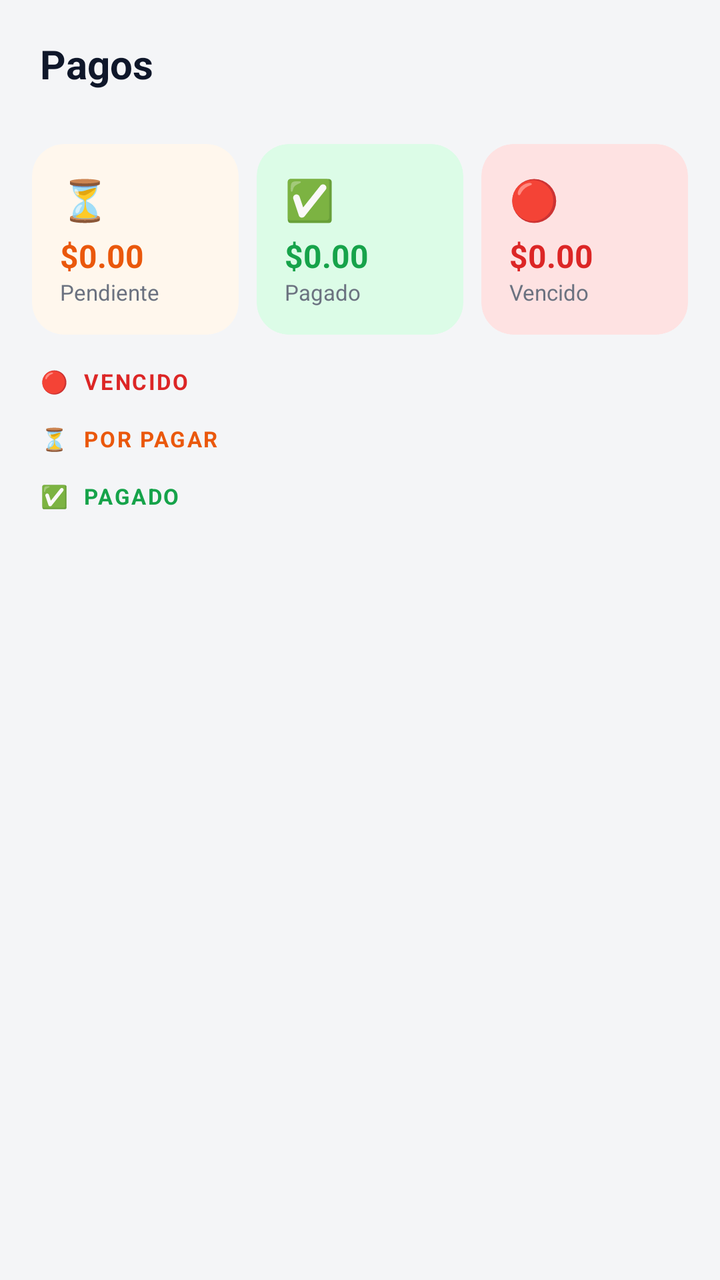
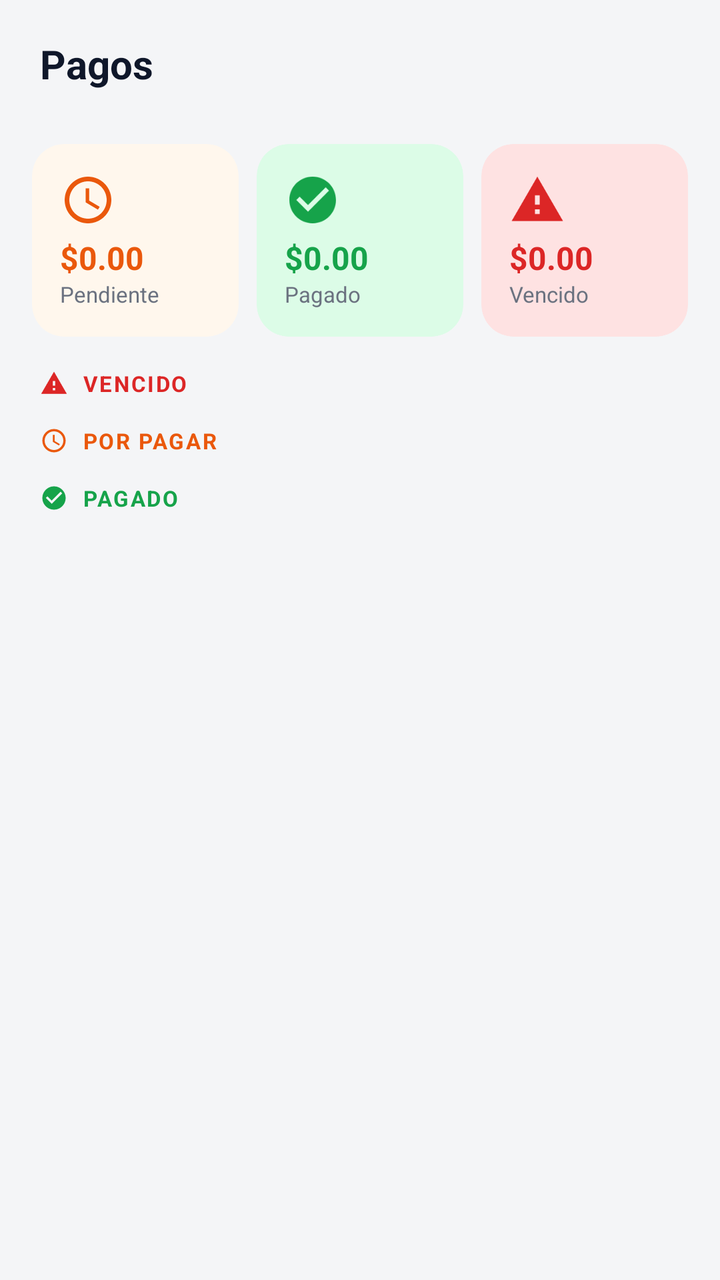

Two renders of the same Android screen: before a commit and after it. Below are the layout's source before the change and the commit's diff.
<!-- AndroidManifest.xml: application theme Theme.SubManager -->
<!-- res/layout/fragment_alertas.xml -->
<?xml version="1.0" encoding="utf-8"?>
<androidx.coordinatorlayout.widget.CoordinatorLayout
    xmlns:android="http://schemas.android.com/apk/res/android"
    xmlns:app="http://schemas.android.com/apk/res-auto"
    android:layout_width="match_parent"
    android:layout_height="match_parent"
    android:background="@color/background">

    
    <com.google.android.material.appbar.AppBarLayout
        android:id="@+id/appBarLayout"
        android:layout_width="match_parent"
        android:layout_height="wrap_content"
        android:background="@color/background"
        app:elevation="0dp">

        <androidx.appcompat.widget.Toolbar
            android:id="@+id/toolbarAlertas"
            android:layout_width="match_parent"
            android:layout_height="?attr/actionBarSize"
            android:background="@color/background"
            app:contentInsetStart="20dp">

            <TextView
                android:layout_width="wrap_content"
                android:layout_height="wrap_content"
                android:text="@string/nav_payments"
                android:textColor="@color/text_primary"
                android:textSize="20sp"
                android:textStyle="bold" />

        </androidx.appcompat.widget.Toolbar>
    </com.google.android.material.appbar.AppBarLayout>

    
    <androidx.core.widget.NestedScrollView
        android:layout_width="match_parent"
        android:layout_height="match_parent"
        android:overScrollMode="never"
        android:paddingBottom="90dp"
        android:clipToPadding="false"
        app:layout_behavior="@string/appbar_scrolling_view_behavior">

        <LinearLayout
            android:layout_width="match_parent"
            android:layout_height="wrap_content"
            android:orientation="vertical">

            
            <LinearLayout
                android:layout_width="match_parent"
                android:layout_height="wrap_content"
                android:orientation="horizontal"
                android:paddingHorizontal="16dp"
                android:paddingTop="8dp"
                android:paddingBottom="16dp">

                
                <androidx.cardview.widget.CardView
                    android:layout_width="0dp"
                    android:layout_height="wrap_content"
                    android:layout_weight="1"
                    android:layout_marginEnd="6dp"
                    app:cardCornerRadius="16dp"
                    app:cardElevation="0dp"
                    app:cardBackgroundColor="#FFF7ED">

                    <LinearLayout
                        android:layout_width="match_parent"
                        android:layout_height="wrap_content"
                        android:orientation="vertical"
                        android:padding="14dp">

                        <TextView
                            android:layout_width="wrap_content"
                            android:layout_height="wrap_content"
                            android:text="⏳"
                            android:textSize="20sp" />

                        <TextView
                            android:id="@+id/tvTotalPendiente"
                            android:layout_width="wrap_content"
                            android:layout_height="wrap_content"
                            android:text="$0.00"
                            android:textColor="#EA580C"
                            android:textSize="16sp"
                            android:textStyle="bold"
                            android:layout_marginTop="4dp" />

                        <TextView
                            android:layout_width="wrap_content"
                            android:layout_height="wrap_content"
                            android:text="@string/status_pending"
                            android:textColor="@color/text_muted"
                            android:textSize="11sp" />
                    </LinearLayout>
                </androidx.cardview.widget.CardView>

                
                <androidx.cardview.widget.CardView
                    android:layout_width="0dp"
                    android:layout_height="wrap_content"
                    android:layout_weight="1"
                    android:layout_marginHorizontal="3dp"
                    app:cardCornerRadius="16dp"
                    app:cardElevation="0dp"
                    app:cardBackgroundColor="@color/success_bg">

                    <LinearLayout
                        android:layout_width="match_parent"
                        android:layout_height="wrap_content"
                        android:orientation="vertical"
                        android:padding="14dp">

                        <TextView
                            android:layout_width="wrap_content"
                            android:layout_height="wrap_content"
                            android:text="✅"
                            android:textSize="20sp" />

                        <TextView
                            android:id="@+id/tvTotalPagado"
                            android:layout_width="wrap_content"
                            android:layout_height="wrap_content"
                            android:text="$0.00"
                            android:textColor="@color/success"
                            android:textSize="16sp"
                            android:textStyle="bold"
                            android:layout_marginTop="4dp" />

                        <TextView
                            android:layout_width="wrap_content"
                            android:layout_height="wrap_content"
                            android:text="@string/status_paid"
                            android:textColor="@color/text_muted"
                            android:textSize="11sp" />
                    </LinearLayout>
                </androidx.cardview.widget.CardView>

                
                <androidx.cardview.widget.CardView
                    android:layout_width="0dp"
                    android:layout_height="wrap_content"
                    android:layout_weight="1"
                    android:layout_marginStart="6dp"
                    app:cardCornerRadius="16dp"
                    app:cardElevation="0dp"
                    app:cardBackgroundColor="@color/error_bg">

                    <LinearLayout
                        android:layout_width="match_parent"
                        android:layout_height="wrap_content"
                        android:orientation="vertical"
                        android:padding="14dp">

                        <TextView
                            android:layout_width="wrap_content"
                            android:layout_height="wrap_content"
                            android:text="🔴"
                            android:textSize="20sp" />

                        <TextView
                            android:id="@+id/tvTotalVencido"
                            android:layout_width="wrap_content"
                            android:layout_height="wrap_content"
                            android:text="$0.00"
                            android:textColor="@color/error"
                            android:textSize="16sp"
                            android:textStyle="bold"
                            android:layout_marginTop="4dp" />

                        <TextView
                            android:layout_width="wrap_content"
                            android:layout_height="wrap_content"
                            android:text="@string/status_overdue"
                            android:textColor="@color/text_muted"
                            android:textSize="11sp" />
                    </LinearLayout>
                </androidx.cardview.widget.CardView>

            </LinearLayout>

            
            <LinearLayout
                android:id="@+id/sectionVencido"
                android:layout_width="match_parent"
                android:layout_height="wrap_content"
                android:orientation="vertical"
                android:layout_marginBottom="8dp">

                <TextView
                    android:layout_width="match_parent"
                    android:layout_height="wrap_content"
                    android:text="🔴  VENCIDO"
                    android:textColor="@color/error"
                    android:textSize="11sp"
                    android:textStyle="bold"
                    android:letterSpacing="0.08"
                    android:paddingHorizontal="20dp"
                    android:paddingBottom="6dp" />

                <androidx.cardview.widget.CardView
                    android:layout_width="match_parent"
                    android:layout_height="wrap_content"
                    android:layout_marginHorizontal="16dp"
                    app:cardCornerRadius="16dp"
                    app:cardElevation="1dp"
                    app:cardBackgroundColor="@color/surface">

                    <androidx.recyclerview.widget.RecyclerView
                        android:id="@+id/rvVencido"
                        android:layout_width="match_parent"
                        android:layout_height="wrap_content"
                        android:nestedScrollingEnabled="false"
                        android:overScrollMode="never" />

                </androidx.cardview.widget.CardView>
            </LinearLayout>

            
            <LinearLayout
                android:id="@+id/sectionPendiente"
                android:layout_width="match_parent"
                android:layout_height="wrap_content"
                android:orientation="vertical"
                android:layout_marginBottom="8dp">

                <TextView
                    android:layout_width="match_parent"
                    android:layout_height="wrap_content"
                    android:text="⏳  POR PAGAR"
                    android:textColor="#EA580C"
                    android:textSize="11sp"
                    android:textStyle="bold"
                    android:letterSpacing="0.08"
                    android:paddingHorizontal="20dp"
                    android:paddingBottom="6dp" />

                <androidx.cardview.widget.CardView
                    android:layout_width="match_parent"
                    android:layout_height="wrap_content"
                    android:layout_marginHorizontal="16dp"
                    app:cardCornerRadius="16dp"
                    app:cardElevation="1dp"
                    app:cardBackgroundColor="@color/surface">

                    <androidx.recyclerview.widget.RecyclerView
                        android:id="@+id/rvPendiente"
                        android:layout_width="match_parent"
                        android:layout_height="wrap_content"
                        android:nestedScrollingEnabled="false"
                        android:overScrollMode="never" />

                </androidx.cardview.widget.CardView>
            </LinearLayout>

            
            <LinearLayout
                android:id="@+id/sectionPagado"
                android:layout_width="match_parent"
                android:layout_height="wrap_content"
                android:orientation="vertical"
                android:layout_marginBottom="8dp">

                <TextView
                    android:layout_width="match_parent"
                    android:layout_height="wrap_content"
                    android:text="✅  PAGADO"
                    android:textColor="@color/success"
                    android:textSize="11sp"
                    android:textStyle="bold"
                    android:letterSpacing="0.08"
                    android:paddingHorizontal="20dp"
                    android:paddingBottom="6dp" />

                <androidx.cardview.widget.CardView
                    android:layout_width="match_parent"
                    android:layout_height="wrap_content"
                    android:layout_marginHorizontal="16dp"
                    app:cardCornerRadius="16dp"
                    app:cardElevation="1dp"
                    app:cardBackgroundColor="@color/surface">

                    <androidx.recyclerview.widget.RecyclerView
                        android:id="@+id/rvPagado"
                        android:layout_width="match_parent"
                        android:layout_height="wrap_content"
                        android:nestedScrollingEnabled="false"
                        android:overScrollMode="never" />

                </androidx.cardview.widget.CardView>
            </LinearLayout>

            
            <LinearLayout
                android:id="@+id/emptyStateAlertas"
                android:layout_width="match_parent"
                android:layout_height="wrap_content"
                android:orientation="vertical"
                android:gravity="center"
                android:padding="40dp"
                android:visibility="gone">

                <TextView
                    android:layout_width="wrap_content"
                    android:layout_height="wrap_content"
                    android:text="🎉"
                    android:textSize="56sp"
                    android:gravity="center" />

                <TextView
                    android:layout_width="wrap_content"
                    android:layout_height="wrap_content"
                    android:text="@string/empty_payments_title"
                    android:textColor="@color/text_primary"
                    android:textSize="18sp"
                    android:textStyle="bold"
                    android:gravity="center"
                    android:layout_marginTop="16dp" />

                <TextView
                    android:layout_width="wrap_content"
                    android:layout_height="wrap_content"
                    android:text="@string/empty_payments_body"
                    android:textColor="@color/text_muted"
                    android:textSize="13sp"
                    android:gravity="center"
                    android:layout_marginTop="8dp" />

            </LinearLayout>

        </LinearLayout>
    </androidx.core.widget.NestedScrollView>

</androidx.coordinatorlayout.widget.CoordinatorLayout>
<!-- resources referenced by this layout -->
<resources>
  <color name="background">#F4F5F7</color>
  <color name="error">#DC2626</color>
  <color name="error_bg">#FEE2E2</color>
  <color name="success">#16A34A</color>
  <color name="success_bg">#DCFCE7</color>
  <color name="surface">#FFFFFF</color>
  <color name="text_muted">#6B7280</color>
  <color name="text_primary">#0F172A</color>
  <string name="empty_payments_body">¡Estás al día! No tienes pagos pendientes este mes. 🎉</string>
  <string name="empty_payments_title">No hay pagos pendientes</string>
  <string name="nav_payments">Pagos</string>
  <string name="status_overdue">Vencido</string>
  <string name="status_paid">Pagado</string>
  <string name="status_pending">Pendiente</string>
  <style name="Theme.SubManager" parent="Base.Theme.SubManager" />
  <style name="Base.Theme.SubManager" parent="Theme.Material3.DayNight.NoActionBar">
          <item name="colorPrimary">@color/primary</item>
          <item name="colorPrimaryVariant">@color/primary_dark</item>
          <item name="colorOnPrimary">@color/text_on_primary</item>
          <item name="colorSecondary">@color/accent_purple</item>
          <item name="colorSecondaryVariant">@color/accent_pink</item>
          <item name="colorOnSecondary">@color/text_on_primary</item>
          <item name="android:colorBackground">@color/background</item>
          <item name="colorSurface">@color/surface</item>
          <item name="colorOnSurface">@color/text_primary</item>
          <item name="colorError">@color/error</item>
          <item name="android:statusBarColor">@color/background</item>
          <item name="android:windowLightStatusBar">true</item>
          <item name="android:navigationBarColor">@color/surface</item>
          <item name="android:windowLightNavigationBar">true</item>
          <item name="elevationOverlayEnabled">false</item>
      </style>
  <color name="primary">#2563EB</color>
  <color name="primary_dark">#1D4ED8</color>
  <color name="text_on_primary">#FFFFFF</color>
  <color name="accent_purple">#7C3AED</color>
  <color name="accent_pink">#EC4899</color>
</resources>

<!-- the commit's change to res/layout/fragment_alertas.xml (unified diff, before → after) -->
@@ -71,11 +71,12 @@
                         android:orientation="vertical"
                         android:padding="14dp">
 
-                        <TextView
-                            android:layout_width="wrap_content"
-                            android:layout_height="wrap_content"
-                            android:text="⏳"
-                            android:textSize="20sp" />
+                        <ImageView
+                            android:layout_width="28dp"
+                            android:layout_height="28dp"
+                            android:src="@drawable/ic_clock"
+                            android:tint="#EA580C"
+                            android:contentDescription="@null" />
 
                         <TextView
                             android:id="@+id/tvTotalPendiente"
@@ -112,11 +113,12 @@
                         android:orientation="vertical"
                         android:padding="14dp">
 
-                        <TextView
-                            android:layout_width="wrap_content"
-                            android:layout_height="wrap_content"
-                            android:text="✅"
-                            android:textSize="20sp" />
+                        <ImageView
+                            android:layout_width="28dp"
+                            android:layout_height="28dp"
+                            android:src="@drawable/ic_check_circle"
+                            android:tint="@color/success"
+                            android:contentDescription="@null" />
 
                         <TextView
                             android:id="@+id/tvTotalPagado"
@@ -153,11 +155,12 @@
                         android:orientation="vertical"
                         android:padding="14dp">
 
-                        <TextView
-                            android:layout_width="wrap_content"
-                            android:layout_height="wrap_content"
-                            android:text="🔴"
-                            android:textSize="20sp" />
+                        <ImageView
+                            android:layout_width="28dp"
+                            android:layout_height="28dp"
+                            android:src="@drawable/ic_warning"
+                            android:tint="@color/error"
+                            android:contentDescription="@null" />
 
                         <TextView
                             android:id="@+id/tvTotalVencido"
@@ -188,16 +191,30 @@
                 android:orientation="vertical"
                 android:layout_marginBottom="8dp">
 
-                <TextView
-                    android:layout_width="match_parent"
-                    android:layout_height="wrap_content"
-                    android:text="🔴  VENCIDO"
-                    android:textColor="@color/error"
-                    android:textSize="11sp"
-                    android:textStyle="bold"
-                    android:letterSpacing="0.08"
+                <LinearLayout
+                    android:layout_width="match_parent"
+                    android:layout_height="wrap_content"
+                    android:orientation="horizontal"
+                    android:gravity="center_vertical"
                     android:paddingHorizontal="20dp"
-                    android:paddingBottom="6dp" />
+                    android:paddingBottom="6dp">
+
+                    <ImageView
+                        android:layout_width="14dp"
+                        android:layout_height="14dp"
+                        android:src="@drawable/ic_warning"
+                        android:tint="@color/error"
+                        android:contentDescription="@null" />
+
+                    <TextView
+                        android:layout_width="wrap_content"
+                        android:layout_height="wrap_content"
+                        android:text="  VENCIDO"
+                        android:textColor="@color/error"
+                        android:textSize="11sp"
+                        android:textStyle="bold"
+                        android:letterSpacing="0.08" />
+                </LinearLayout>
 
                 <androidx.cardview.widget.CardView
                     android:layout_width="match_parent"
@@ -225,16 +242,30 @@
                 android:orientation="vertical"
                 android:layout_marginBottom="8dp">
 
-                <TextView
-                    android:layout_width="match_parent"
-                    android:layout_height="wrap_content"
-                    android:text="⏳  POR PAGAR"
-                    android:textColor="#EA580C"
-                    android:textSize="11sp"
-                    android:textStyle="bold"
-                    android:letterSpacing="0.08"
+                <LinearLayout
+                    android:layout_width="match_parent"
+                    android:layout_height="wrap_content"
+                    android:orientation="horizontal"
+                    android:gravity="center_vertical"
                     android:paddingHorizontal="20dp"
-                    android:paddingBottom="6dp" />
+                    android:paddingBottom="6dp">
+
+                    <ImageView
+                        android:layout_width="14dp"
+                        android:layout_height="14dp"
+                        android:src="@drawable/ic_clock"
+                        android:tint="#EA580C"
+                        android:contentDescription="@null" />
+
+                    <TextView
+                        android:layout_width="wrap_content"
+                        android:layout_height="wrap_content"
+                        android:text="  POR PAGAR"
+                        android:textColor="#EA580C"
+                        android:textSize="11sp"
+                        android:textStyle="bold"
+                        android:letterSpacing="0.08" />
+                </LinearLayout>
 
                 <androidx.cardview.widget.CardView
                     android:layout_width="match_parent"
@@ -262,16 +293,30 @@
                 android:orientation="vertical"
                 android:layout_marginBottom="8dp">
 
-                <TextView
-                    android:layout_width="match_parent"
-                    android:layout_height="wrap_content"
-                    android:text="✅  PAGADO"
-                    android:textColor="@color/success"
-                    android:textSize="11sp"
-                    android:textStyle="bold"
-                    android:letterSpacing="0.08"
+                <LinearLayout
+                    android:layout_width="match_parent"
+                    android:layout_height="wrap_content"
+                    android:orientation="horizontal"
+                    android:gravity="center_vertical"
                     android:paddingHorizontal="20dp"
-                    android:paddingBottom="6dp" />
+                    android:paddingBottom="6dp">
+
+                    <ImageView
+                        android:layout_width="14dp"
+                        android:layout_height="14dp"
+                        android:src="@drawable/ic_check_circle"
+                        android:tint="@color/success"
+                        android:contentDescription="@null" />
+
+                    <TextView
+                        android:layout_width="wrap_content"
+                        android:layout_height="wrap_content"
+                        android:text="  PAGADO"
+                        android:textColor="@color/success"
+                        android:textSize="11sp"
+                        android:textStyle="bold"
+                        android:letterSpacing="0.08" />
+                </LinearLayout>
 
                 <androidx.cardview.widget.CardView
                     android:layout_width="match_parent"
@@ -301,12 +346,12 @@
                 android:padding="40dp"
                 android:visibility="gone">
 
-                <TextView
-                    android:layout_width="wrap_content"
-                    android:layout_height="wrap_content"
-                    android:text="🎉"
-                    android:textSize="56sp"
-                    android:gravity="center" />
+                <ImageView
+                    android:layout_width="80dp"
+                    android:layout_height="80dp"
+                    android:src="@drawable/ic_check_circle"
+                    android:tint="@color/success"
+                    android:contentDescription="@null" />
 
                 <TextView
                     android:layout_width="wrap_content"
<!-- resource entries referenced after the edit -->
@@ -8,6 +8,27 @@
   <color name="surface">#FFFFFF</color>
   <color name="text_muted">#6B7280</color>
   <color name="text_primary">#0F172A</color>
+  <!-- drawable ic_check_circle (drawable) -->
+  <vector xmlns:android="http://schemas.android.com/apk/res/android"
+      android:width="24dp" android:height="24dp"
+      android:viewportWidth="24" android:viewportHeight="24">
+    <path android:fillColor="#FF000000"
+        android:pathData="M12,2C6.48,2 2,6.48 2,12s4.48,10 10,10 10,-4.48 10,-10S17.52,2 12,2zM10,17l-5,-5 1.41,-1.41L10,14.17l7.59,-7.59L19,8l-9,9z"/>
+  </vector>
+  <!-- drawable ic_clock (drawable) -->
+  <vector xmlns:android="http://schemas.android.com/apk/res/android"
+      android:width="24dp" android:height="24dp"
+      android:viewportWidth="24" android:viewportHeight="24">
+    <path android:fillColor="#FF000000"
+        android:pathData="M11.99,2C6.47,2 2,6.48 2,12s4.47,10 9.99,10C17.52,22 22,17.52 22,12S17.52,2 11.99,2zM12,20c-4.42,0 -8,-3.58 -8,-8s3.58,-8 8,-8 8,3.58 8,8 -3.58,8 -8,8zM12.5,7H11v6l5.25,3.15 0.75,-1.23 -4.5,-2.67z"/>
+  </vector>
+  <!-- drawable ic_warning (drawable) -->
+  <vector xmlns:android="http://schemas.android.com/apk/res/android"
+      android:width="24dp" android:height="24dp"
+      android:viewportWidth="24" android:viewportHeight="24">
+    <path android:fillColor="#FF000000"
+        android:pathData="M1,21h22L12,2 1,21zM13,18h-2v-2h2v2zM13,14h-2v-4h2v4z"/>
+  </vector>
   <string name="empty_payments_body">¡Estás al día! No tienes pagos pendientes este mes. 🎉</string>
   <string name="empty_payments_title">No hay pagos pendientes</string>
   <string name="nav_payments">Pagos</string>
